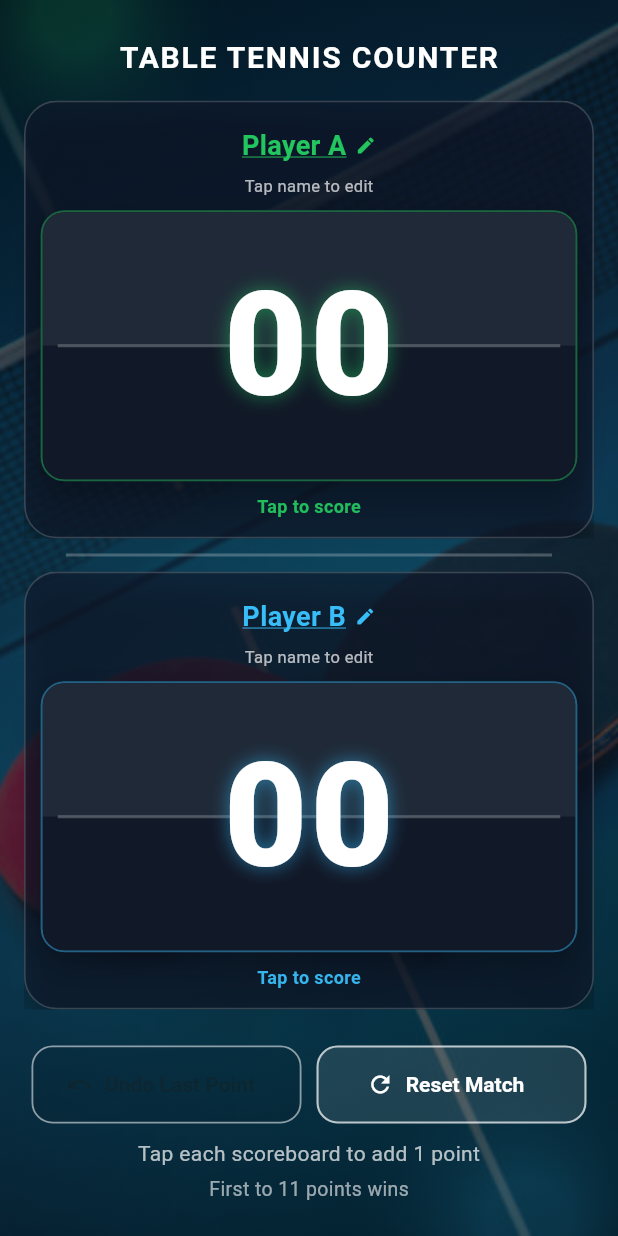
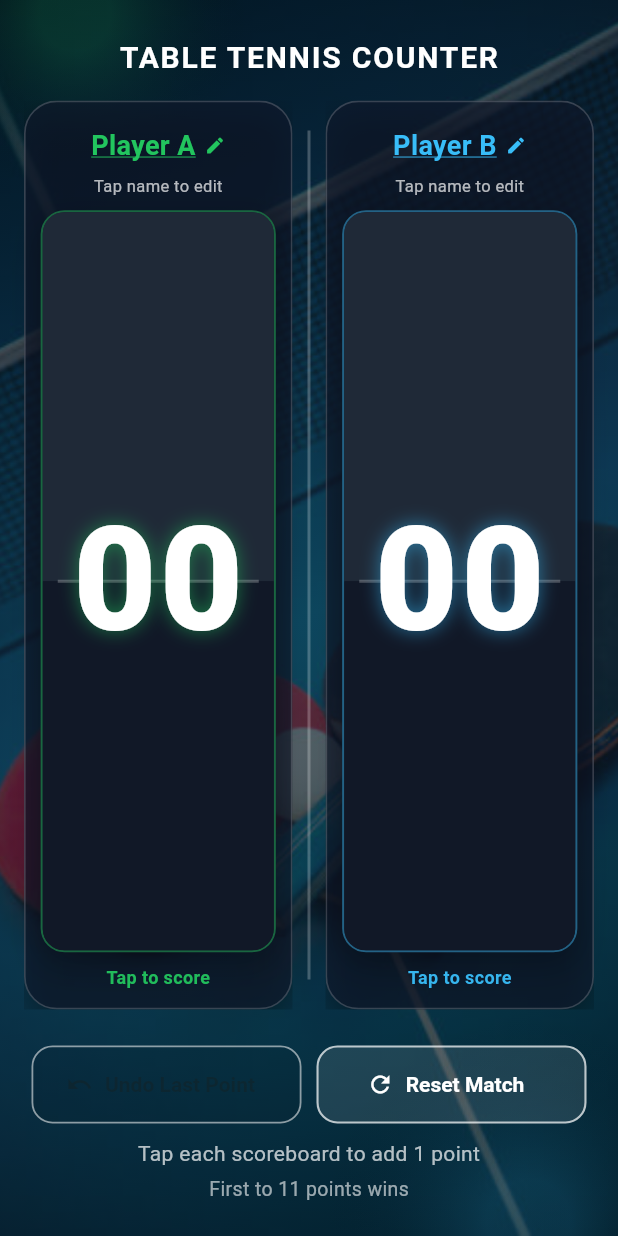
Before and after one commit to prazwal-bns/Table-Tennis-Counter, a Flutter app: the screen it shows after launch, on a phone screen of 412 x 824 dp. Run offline on Flutter 3.47's test engine with Material 3 defaults, Android fonts, the phone set to English and light mode, and no system bars.

Commit message:
Refactor layout in home screen to simplify score card arrangement; unify vertical and horizontal layouts into a single row structure for improved consistency.

```diff
--- a/lib/screens/home_screen.dart
+++ b/lib/screens/home_screen.dart
@@ -183,7 +183,6 @@ class _HomeScreenState extends State<HomeScreen> {
           SafeArea(
             child: LayoutBuilder(
               builder: (context, constraints) {
-                final bool verticalLayout = constraints.maxWidth < 820;
                 final double titleSize = constraints.maxWidth < 420 ? 20 : 24;
 
                 return Padding(
@@ -206,32 +205,16 @@ class _HomeScreenState extends State<HomeScreen> {
                       ),
                       const SizedBox(height: 14),
                       Expanded(
-                        child: verticalLayout
-                            ? Column(
+                        child: Row(
                           children: [
                             Expanded(child: _buildScoreCardA()),
-                                  const SizedBox(height: 10),
+                            const SizedBox(width: 10),
                             Container(
-                                    height: 2,
-                                    margin:
-                                        const EdgeInsets.symmetric(horizontal: 28),
+                              width: 2,
+                              margin: const EdgeInsets.symmetric(vertical: 20),
                               color: Colors.white24,
                             ),
-                                  const SizedBox(height: 10),
-                                  Expanded(child: _buildScoreCardB()),
-                                ],
-                              )
-                            : Row(
-                                children: [
-                                  Expanded(child: _buildScoreCardA()),
-                                  const SizedBox(width: 12),
-                                  Container(
-                                    width: 2,
-                                    margin:
-                                        const EdgeInsets.symmetric(vertical: 28),
-                                    color: Colors.white24,
-                                  ),
-                                  const SizedBox(width: 12),
+                            const SizedBox(width: 10),
                             Expanded(child: _buildScoreCardB()),
                           ],
                         ),
```
Lines whose indentation alone changed are shown as unchanged.
